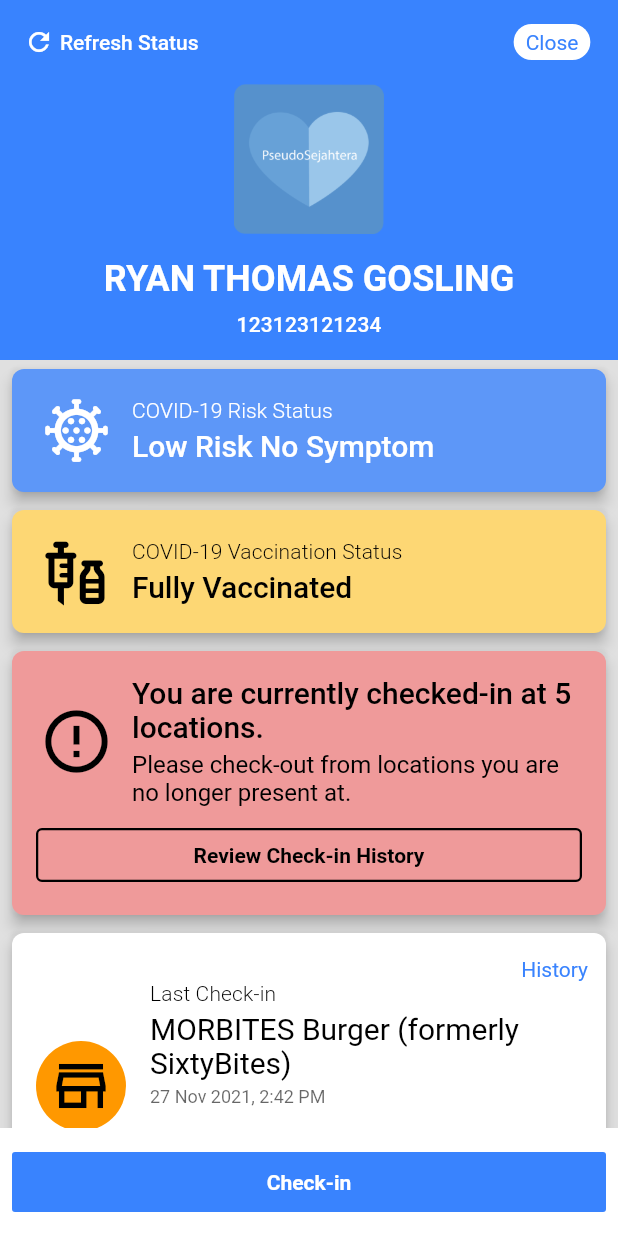
After one commit to benz93chung/pseudosejahtera, a Flutter app: the screen it shows after launch, on a phone screen of 412 x 824 dp. The commit adds this screen. Run offline on Flutter 3.47's test engine with Material 2 defaults, Android fonts, the phone set to English and light mode, and no system bars; our stand-ins replace equatable, flutter_bloc, get_it, tuple; missing offline and left inert: flutter_statusbarcolor_ns.

Commit message:
Renamed to ElasticScrollableWidget + behaviour fix

```diff
--- /dev/null
+++ b/lib/components/elastic_scrollable_widget.dart
@@ -0,0 +1,92 @@
+import 'package:flutter/material.dart';
+
+/// A widget that centralizes content, or be scrollable if content overflows past the screen
+/// https://photos.app.goo.gl/SUA8Kgh5CJU1MuGXA
+class ElasticScrollableWidget extends StatelessWidget {
+  final List<Widget> children;
+
+  /// Sticks to the bottom of the content.
+  /// If scrollable, this widget sticks regardless of scrolling extent
+  final Widget? stickyBottomWidget;
+
+  /// Useful especially if content gets longer
+  final ScrollController? controller;
+
+  /// In effect if content overflows, making the widget scrollable
+  final ScrollPhysics? physics;
+
+  /// If true, children will be "centralized"
+  final bool centerChildren;
+
+  final Color? backgroundColor;
+
+  const ElasticScrollableWidget({
+    Key? key,
+    required this.children,
+    this.stickyBottomWidget,
+    this.controller,
+    this.physics,
+    this.backgroundColor,
+    this.centerChildren = true,
+  }) : super(key: key);
+
+  @override
+  Widget build(BuildContext context) {
+    final content = Stack(
+      children: [
+        ListView(
+          physics: physics,
+          controller: controller,
+          shrinkWrap: true,
+          children: children,
+        ),
+      ],
+    );
+
+    return Container(
+      color: backgroundColor,
+      child: Column(
+        children: [
+          Expanded(
+            child: centerChildren
+                ? Center(
+                    child: content,
+                    // child: Stack(
+                    //   children: [
+                    //     ListView(
+                    //       physics: physics,
+                    //       controller: controller,
+                    //       shrinkWrap: true,
+                    //       children: children,
+                    //     ),
+                    //   ],
+                    // ),
+                  )
+                : content,
+          ),
+          stickyBottomWidget ?? const SizedBox.shrink(),
+        ],
+      ),
+    );
+
+    // return Stack(
+    //   children: [
+    //     Column(
+    //       crossAxisAlignment: CrossAxisAlignment.stretch,
+    //       mainAxisSize: MainAxisSize.min,
+    //       children: [
+    //         Expanded(
+    //           child: ListView(
+    //             physics: physics,
+    //             controller: controller,
+    //             shrinkWrap: true,
+    //             children: children,
+    //           ),
+    //         ),
+    //         stickyBottomWidget ?? const SizedBox.shrink(),
+    //       ],
+    //     ),
+    //   ],
+    // );
+  }
+}
--- a/lib/screens/check_in_details_page/check_in_details_page.dart
+++ b/lib/screens/check_in_details_page/check_in_details_page.dart
@@ -1,5 +1,5 @@
 import 'package:flutter/material.dart';
-import 'package:pseudosejahtera/components/center_to_scrollable_widget.dart';
+import 'package:pseudosejahtera/components/elastic_scrollable_widget.dart';
 import 'package:pseudosejahtera/components/pseudo_button.dart';
 import 'package:pseudosejahtera/components/pseudo_scaffold.dart';
 import 'package:pseudosejahtera/constants/dimensions.dart';
@@ -46,8 +46,8 @@
               ),
             ],
           ),
-          backgroundColor: Colors.grey.shade600,
-          body: CenterToScrollableWidget(
+          body: ElasticScrollableWidget(
+            backgroundColor: Colors.grey.shade600,
             physics: const ClampingScrollPhysics(),
             children: [
               CheckInDetailsCard(checkInHistory: _checkInHistory),
--- a/lib/screens/status_page/status_page.dart
+++ b/lib/screens/status_page/status_page.dart
@@ -1,5 +1,5 @@
 import 'package:flutter/material.dart';
-import 'package:pseudosejahtera/components/center_to_scrollable_widget.dart';
+import 'package:pseudosejahtera/components/elastic_scrollable_widget.dart';
 import 'package:pseudosejahtera/components/pseudo_scaffold.dart';
 import 'package:pseudosejahtera/constants/dimensions.dart';
 import 'package:pseudosejahtera/enums/check_in_status.dart';
@@ -18,7 +18,9 @@
   @override
   Widget build(BuildContext context) {
     return PseudoScaffold(
-      body: CenterToScrollableWidget(
+      body: ElasticScrollableWidget(
+        backgroundColor: Theme.of(context).colorScheme.background,
+        centerChildren: false,
         physics: const ClampingScrollPhysics(),
         children: [
           const NameAndICNumberSection(
```
Also changed, not shown: lib/components/center_to_scrollable_widget.dart (deleted, +0 -48 lines), 2 other files.
